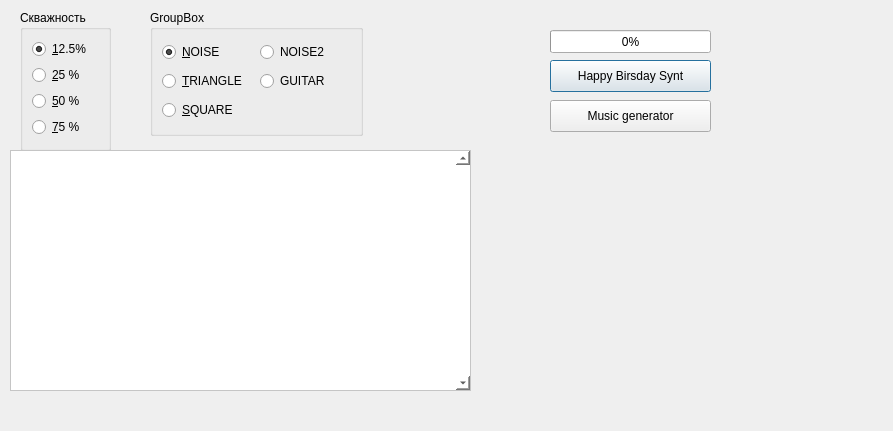
Qt form SyntTest/nessyntform.ui (Warchild33/FormantSynth) before a commit.
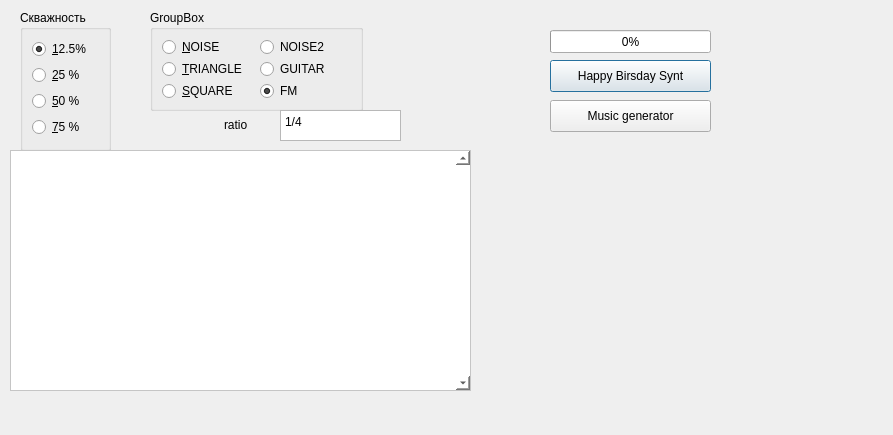
The same form after that commit.

Patch:
```diff
--- a/SyntTest/nessyntform.ui
+++ b/SyntTest/nessyntform.ui
@@ -7,7 +7,7 @@
     <x>0</x>
     <y>0</y>
     <width>893</width>
-    <height>431</height>
+    <height>435</height>
    </rect>
   </property>
   <property name="windowTitle">
@@ -65,7 +65,7 @@
      <x>150</x>
      <y>10</y>
      <width>213</width>
-     <height>126</height>
+     <height>101</height>
     </rect>
    </property>
    <property name="title">
@@ -78,7 +78,7 @@
        <string>&amp;NOISE</string>
       </property>
       <property name="checked">
-       <bool>true</bool>
+       <bool>false</bool>
       </property>
      </widget>
     </item>
@@ -119,6 +119,16 @@
       </property>
      </widget>
     </item>
+    <item row="2" column="1">
+     <widget class="QRadioButton" name="squareButton_4">
+      <property name="text">
+       <string>FM</string>
+      </property>
+      <property name="checked">
+       <bool>true</bool>
+      </property>
+     </widget>
+    </item>
    </layout>
   </widget>
   <widget class="QPlainTextEdit" name="console">
@@ -189,6 +199,32 @@
     <string>Music generator</string>
    </property>
   </widget>
+  <widget class="QLabel" name="label">
+   <property name="geometry">
+    <rect>
+     <x>224</x>
+     <y>114</y>
+     <width>41</width>
+     <height>21</height>
+    </rect>
+   </property>
+   <property name="text">
+    <string>ratio</string>
+   </property>
+  </widget>
+  <widget class="QPlainTextEdit" name="ratio">
+   <property name="geometry">
+    <rect>
+     <x>280</x>
+     <y>110</y>
+     <width>121</width>
+     <height>31</height>
+    </rect>
+   </property>
+   <property name="plainText">
+    <string>1/4</string>
+   </property>
+  </widget>
  </widget>
  <resources/>
  <connections/>
```
